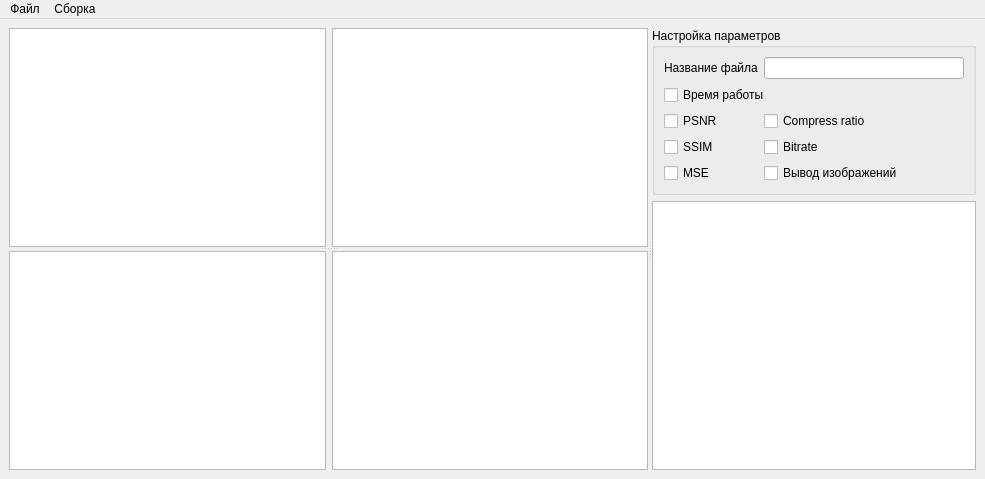
Old version of the form mainwindow.ui in the repository Slp04/test_alg.
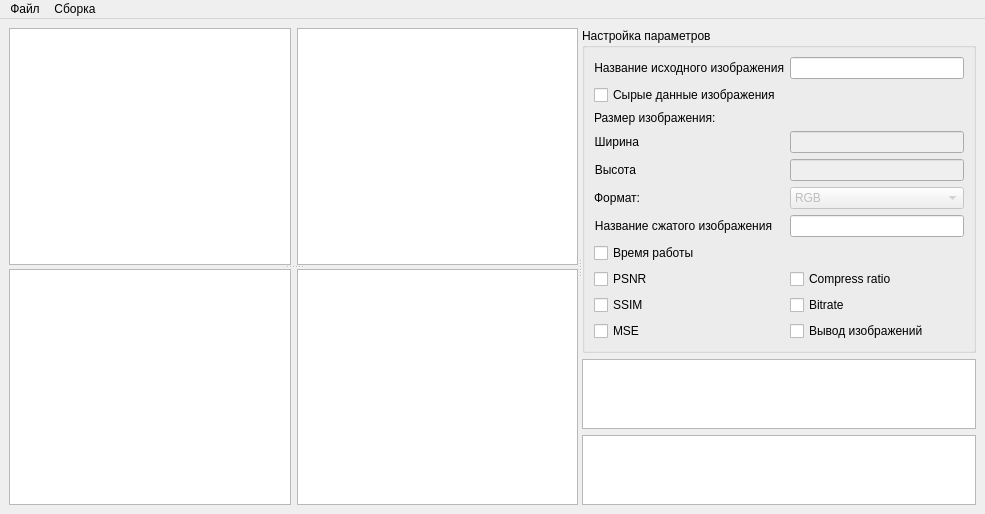
New version of the form.

Commit message: Добавил пункты в настройки параметров

What changed in the file:
```diff
--- a/mainwindow.ui
+++ b/mainwindow.ui
@@ -89,65 +89,154 @@
            <item row="0" column="0">
             <widget class="QLabel" name="label">
              <property name="text">
-              <string>Название файла</string>
+              <string>Название исходного изображения</string>
+             </property>
+             <property name="alignment">
+              <set>Qt::AlignRight|Qt::AlignTrailing|Qt::AlignVCenter</set>
              </property>
             </widget>
            </item>
            <item row="0" column="1">
             <widget class="QLineEdit" name="lineEdit"/>
            </item>
-           <item row="1" column="0" colspan="2">
+           <item row="7" column="0" colspan="2">
             <widget class="QCheckBox" name="checkBox">
              <property name="text">
               <string>Время работы</string>
              </property>
             </widget>
            </item>
-           <item row="2" column="0">
+           <item row="8" column="0">
             <widget class="QCheckBox" name="checkBox_2">
              <property name="text">
               <string>PSNR</string>
              </property>
             </widget>
            </item>
-           <item row="2" column="1">
+           <item row="8" column="1">
             <widget class="QCheckBox" name="checkBox_5">
              <property name="text">
               <string>Compress ratio</string>
              </property>
             </widget>
            </item>
-           <item row="3" column="0">
+           <item row="9" column="0">
             <widget class="QCheckBox" name="checkBox_3">
              <property name="text">
               <string>SSIM</string>
              </property>
             </widget>
            </item>
-           <item row="3" column="1">
+           <item row="9" column="1">
             <widget class="QCheckBox" name="checkBox_6">
              <property name="text">
               <string>Bitrate</string>
              </property>
             </widget>
            </item>
-           <item row="4" column="0">
+           <item row="10" column="0">
             <widget class="QCheckBox" name="checkBox_4">
              <property name="text">
               <string>MSE</string>
              </property>
             </widget>
            </item>
-           <item row="4" column="1">
+           <item row="10" column="1">
             <widget class="QCheckBox" name="checkBox_7">
              <property name="text">
               <string>Вывод изображений</string>
              </property>
             </widget>
            </item>
+           <item row="6" column="0">
+            <widget class="QLabel" name="label_2">
+             <property name="text">
+              <string>Название сжатого изображения</string>
+             </property>
+             <property name="alignment">
+              <set>Qt::AlignRight|Qt::AlignTrailing|Qt::AlignVCenter</set>
+             </property>
+            </widget>
+           </item>
+           <item row="6" column="1">
+            <widget class="QLineEdit" name="lineEdit_compr_name"/>
+           </item>
+           <item row="1" column="0">
+            <widget class="QCheckBox" name="checkBox_data">
+             <property name="text">
+              <string>Сырые данные изображения</string>
+             </property>
+            </widget>
+           </item>
+           <item row="2" column="0">
+            <widget class="QLabel" name="label_3">
+             <property name="text">
+              <string>Размер изображения: </string>
+             </property>
+            </widget>
+           </item>
+           <item row="3" column="0">
+            <widget class="QLabel" name="label_width">
+             <property name="text">
+              <string>Ширина</string>
+             </property>
+             <property name="alignment">
+              <set>Qt::AlignRight|Qt::AlignTrailing|Qt::AlignVCenter</set>
+             </property>
+            </widget>
+           </item>
+           <item row="4" column="0">
+            <widget class="QLabel" name="label_height">
+             <property name="text">
+              <string>Высота</string>
+             </property>
+             <property name="alignment">
+              <set>Qt::AlignRight|Qt::AlignTrailing|Qt::AlignVCenter</set>
+             </property>
+            </widget>
+           </item>
+           <item row="3" column="1">
+            <widget class="QLineEdit" name="lineEdit_width">
+             <property name="enabled">
+              <bool>false</bool>
+             </property>
+            </widget>
+           </item>
+           <item row="4" column="1">
+            <widget class="QLineEdit" name="lineEdit_height">
+             <property name="enabled">
+              <bool>false</bool>
+             </property>
+            </widget>
+           </item>
+           <item row="5" column="0">
+            <widget class="QLabel" name="label_4">
+             <property name="text">
+              <string>Формат:</string>
+             </property>
+             <property name="alignment">
+              <set>Qt::AlignRight|Qt::AlignTrailing|Qt::AlignVCenter</set>
+             </property>
+            </widget>
+           </item>
+           <item row="5" column="1">
+            <widget class="QComboBox" name="comboBox_format">
+             <property name="enabled">
+              <bool>false</bool>
+             </property>
+             <item>
+              <property name="text">
+               <string>RGB</string>
+              </property>
+             </item>
+            </widget>
+           </item>
           </layout>
          </widget>
         </item>
+        <item>
+         <widget class="QGraphicsView" name="graphicsView"/>
+        </item>
         <item>
          <widget class="QTextEdit" name="textEdit_console"/>
         </item>
```
Left out of the diff: 2 changed lines with no effect on the pictures. The commit also changes 2 other files.
